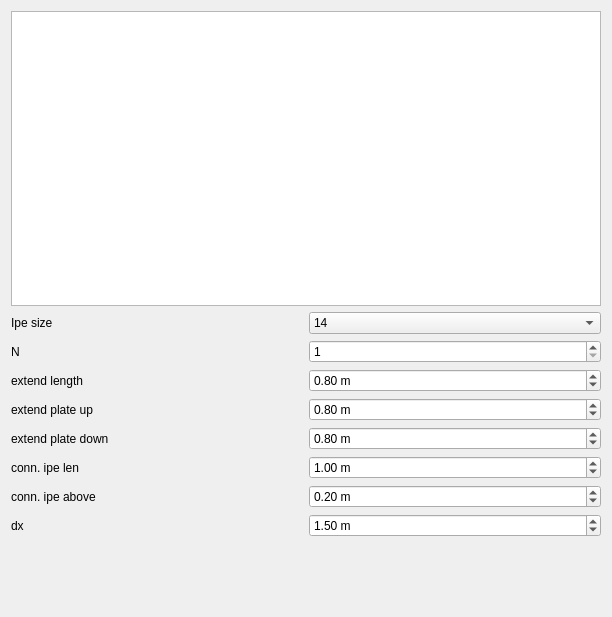
This is Resources/ui/column.ui in ebrahimraeyat/SteelColumn as Qt 5 draws it before an edit. The edited form follows.
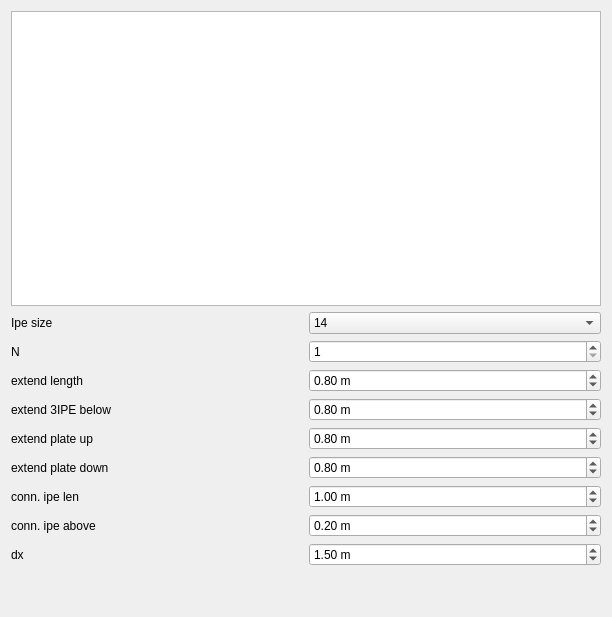
This is the edited form.

Commit message: Adding properties for 3ipe extend below

Diff of the .ui file:
```diff
--- a/Resources/ui/column.ui
+++ b/Resources/ui/column.ui
@@ -25,33 +25,7 @@
     <layout class="QVBoxLayout" name="verticalLayout">
      <item>
       <layout class="QGridLayout" name="gridLayout">
-       <item row="5" column="1">
-        <widget class="QDoubleSpinBox" name="extend_plate_len_above">
-         <property name="suffix">
-          <string> m</string>
-         </property>
-         <property name="minimum">
-          <double>0.100000000000000</double>
-         </property>
-         <property name="maximum">
-          <double>2.000000000000000</double>
-         </property>
-         <property name="singleStep">
-          <double>0.100000000000000</double>
-         </property>
-         <property name="value">
-          <double>0.800000000000000</double>
-         </property>
-        </widget>
-       </item>
-       <item row="4" column="0">
-        <widget class="QLabel" name="label_8">
-         <property name="text">
-          <string>extend length</string>
-         </property>
-        </widget>
-       </item>
-       <item row="6" column="1">
+       <item row="8" column="1">
         <widget class="QDoubleSpinBox" name="extend_plate_len_below">
          <property name="suffix">
           <string> m</string>
@@ -70,55 +44,7 @@
          </property>
         </widget>
        </item>
-       <item row="7" column="1">
-        <widget class="QDoubleSpinBox" name="connection_ipe_length">
-         <property name="suffix">
-          <string> m</string>
-         </property>
-         <property name="minimum">
-          <double>0.100000000000000</double>
-         </property>
-         <property name="maximum">
-          <double>3.000000000000000</double>
-         </property>
-         <property name="singleStep">
-          <double>0.100000000000000</double>
-         </property>
-         <property name="value">
-          <double>1.000000000000000</double>
-         </property>
-        </widget>
-       </item>
-       <item row="4" column="1">
-        <widget class="QDoubleSpinBox" name="extend_length">
-         <property name="suffix">
-          <string> m</string>
-         </property>
-         <property name="minimum">
-          <double>0.100000000000000</double>
-         </property>
-         <property name="maximum">
-          <double>2.000000000000000</double>
-         </property>
-         <property name="singleStep">
-          <double>0.100000000000000</double>
-         </property>
-         <property name="value">
-          <double>0.800000000000000</double>
-         </property>
-        </widget>
-       </item>
-       <item row="9" column="0">
-        <widget class="QLabel" name="label_3">
-         <property name="text">
-          <string>dx</string>
-         </property>
-         <property name="alignment">
-          <set>Qt::AlignLeading|Qt::AlignLeft|Qt::AlignVCenter</set>
-         </property>
-        </widget>
-       </item>
-       <item row="9" column="1">
+       <item row="11" column="1">
         <widget class="QDoubleSpinBox" name="deltax">
          <property name="suffix">
           <string> m</string>
@@ -134,13 +60,6 @@
          </property>
         </widget>
        </item>
-       <item row="1" column="0">
-        <widget class="QLabel" name="label_5">
-         <property name="text">
-          <string>Ipe size</string>
-         </property>
-        </widget>
-       </item>
        <item row="1" column="1">
         <widget class="QComboBox" name="ipe_size">
          <property name="currentIndex">
@@ -193,40 +112,7 @@
          </item>
         </widget>
        </item>
-       <item row="8" column="1">
-        <widget class="QDoubleSpinBox" name="connection_ipe_above">
-         <property name="suffix">
-          <string> m</string>
-         </property>
-         <property name="minimum">
-          <double>0.100000000000000</double>
-         </property>
-         <property name="maximum">
-          <double>3.000000000000000</double>
-         </property>
-         <property name="singleStep">
-          <double>0.100000000000000</double>
-         </property>
-         <property name="value">
-          <double>0.200000000000000</double>
-         </property>
-        </widget>
-       </item>
-       <item row="2" column="0">
-        <widget class="QLabel" name="label">
-         <property name="text">
-          <string>N</string>
-         </property>
-        </widget>
-       </item>
-       <item row="6" column="0">
-        <widget class="QLabel" name="label_6">
-         <property name="text">
-          <string>extend plate down</string>
-         </property>
-        </widget>
-       </item>
-       <item row="7" column="0">
+       <item row="9" column="0">
         <widget class="QLabel" name="label_4">
          <property name="text">
           <string>conn. ipe len</string>
@@ -236,7 +122,26 @@
          </property>
         </widget>
        </item>
-       <item row="8" column="0">
+       <item row="6" column="1">
+        <widget class="QDoubleSpinBox" name="extend_3ipe_len_below">
+         <property name="suffix">
+          <string> m</string>
+         </property>
+         <property name="minimum">
+          <double>0.100000000000000</double>
+         </property>
+         <property name="maximum">
+          <double>2.000000000000000</double>
+         </property>
+         <property name="singleStep">
+          <double>0.100000000000000</double>
+         </property>
+         <property name="value">
+          <double>0.800000000000000</double>
+         </property>
+        </widget>
+       </item>
+       <item row="10" column="0">
         <widget class="QLabel" name="label_2">
          <property name="text">
           <string>conn. ipe above</string>
@@ -246,6 +151,68 @@
          </property>
         </widget>
        </item>
+       <item row="1" column="0">
+        <widget class="QLabel" name="label_5">
+         <property name="text">
+          <string>Ipe size</string>
+         </property>
+        </widget>
+       </item>
+       <item row="2" column="0">
+        <widget class="QLabel" name="label">
+         <property name="text">
+          <string>N</string>
+         </property>
+        </widget>
+       </item>
+       <item row="7" column="1">
+        <widget class="QDoubleSpinBox" name="extend_plate_len_above">
+         <property name="suffix">
+          <string> m</string>
+         </property>
+         <property name="minimum">
+          <double>0.100000000000000</double>
+         </property>
+         <property name="maximum">
+          <double>2.000000000000000</double>
+         </property>
+         <property name="singleStep">
+          <double>0.100000000000000</double>
+         </property>
+         <property name="value">
+          <double>0.800000000000000</double>
+         </property>
+        </widget>
+       </item>
+       <item row="4" column="1">
+        <widget class="QDoubleSpinBox" name="extend_length">
+         <property name="suffix">
+          <string> m</string>
+         </property>
+         <property name="minimum">
+          <double>0.100000000000000</double>
+         </property>
+         <property name="maximum">
+          <double>2.000000000000000</double>
+         </property>
+         <property name="singleStep">
+          <double>0.100000000000000</double>
+         </property>
+         <property name="value">
+          <double>0.800000000000000</double>
+         </property>
+        </widget>
+       </item>
+       <item row="11" column="0">
+        <widget class="QLabel" name="label_3">
+         <property name="text">
+          <string>dx</string>
+         </property>
+         <property name="alignment">
+          <set>Qt::AlignLeading|Qt::AlignLeft|Qt::AlignVCenter</set>
+         </property>
+        </widget>
+       </item>
        <item row="2" column="1">
         <widget class="QSpinBox" name="number">
          <property name="minimum">
@@ -256,13 +223,72 @@
          </property>
         </widget>
        </item>
-       <item row="5" column="0">
+       <item row="9" column="1">
+        <widget class="QDoubleSpinBox" name="connection_ipe_length">
+         <property name="suffix">
+          <string> m</string>
+         </property>
+         <property name="minimum">
+          <double>0.100000000000000</double>
+         </property>
+         <property name="maximum">
+          <double>3.000000000000000</double>
+         </property>
+         <property name="singleStep">
+          <double>0.100000000000000</double>
+         </property>
+         <property name="value">
+          <double>1.000000000000000</double>
+         </property>
+        </widget>
+       </item>
+       <item row="8" column="0">
+        <widget class="QLabel" name="label_6">
+         <property name="text">
+          <string>extend plate down</string>
+         </property>
+        </widget>
+       </item>
+       <item row="7" column="0">
         <widget class="QLabel" name="label_7">
          <property name="text">
           <string>extend plate up</string>
          </property>
         </widget>
        </item>
+       <item row="4" column="0">
+        <widget class="QLabel" name="label_8">
+         <property name="text">
+          <string>extend length</string>
+         </property>
+        </widget>
+       </item>
+       <item row="10" column="1">
+        <widget class="QDoubleSpinBox" name="connection_ipe_above">
+         <property name="suffix">
+          <string> m</string>
+         </property>
+         <property name="minimum">
+          <double>0.100000000000000</double>
+         </property>
+         <property name="maximum">
+          <double>3.000000000000000</double>
+         </property>
+         <property name="singleStep">
+          <double>0.100000000000000</double>
+         </property>
+         <property name="value">
+          <double>0.200000000000000</double>
+         </property>
+        </widget>
+       </item>
+       <item row="6" column="0">
+        <widget class="QLabel" name="label_9">
+         <property name="text">
+          <string>extend 3IPE below</string>
+         </property>
+        </widget>
+       </item>
       </layout>
      </item>
      <item>
```
The commit also changes 2 other files.
